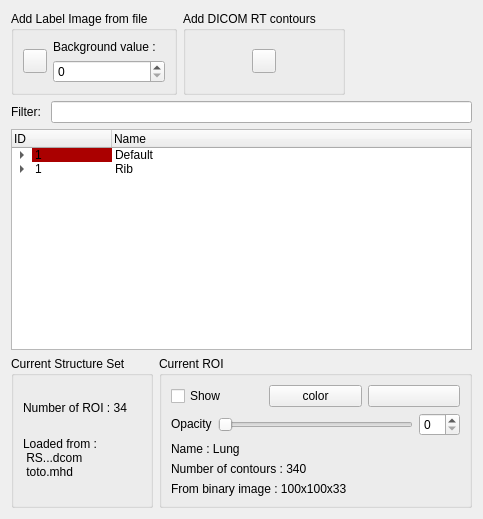
This is vv/qt_ui/vvToolStructureSetManager.ui in open-vv/vv as Qt 5 draws it before an edit. The edited form follows.
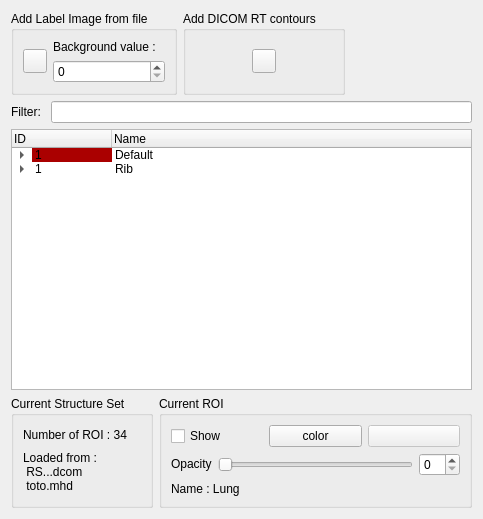
This is the edited form. Icons and pictures are not drawn.

```diff
--- a/vv/qt_ui/vvToolStructureSetManager.ui
+++ b/vv/qt_ui/vvToolStructureSetManager.ui
@@ -306,6 +306,9 @@
           </item>
           <item>
            <widget class="QPushButton" name="mChangeColorButton_2">
+            <property name="enabled">
+             <bool>false</bool>
+            </property>
             <property name="toolTip">
              <string/>
             </property>
@@ -360,32 +363,6 @@
           </property>
          </widget>
         </item>
-        <item>
-         <widget class="QLabel" name="vectorFieldNameLabel_3">
-          <property name="sizePolicy">
-           <sizepolicy hsizetype="Preferred" vsizetype="Fixed">
-            <horstretch>0</horstretch>
-            <verstretch>0</verstretch>
-           </sizepolicy>
-          </property>
-          <property name="text">
-           <string>Number of contours : 340</string>
-          </property>
-         </widget>
-        </item>
-        <item>
-         <widget class="QLabel" name="vectorFieldNameLabel_6">
-          <property name="sizePolicy">
-           <sizepolicy hsizetype="Preferred" vsizetype="Fixed">
-            <horstretch>0</horstretch>
-            <verstretch>0</verstretch>
-           </sizepolicy>
-          </property>
-          <property name="text">
-           <string>From binary image : 100x100x33</string>
-          </property>
-         </widget>
-        </item>
        </layout>
       </widget>
      </item>
```
Left out of the diff: 8 changed lines with no effect on the pictures.
